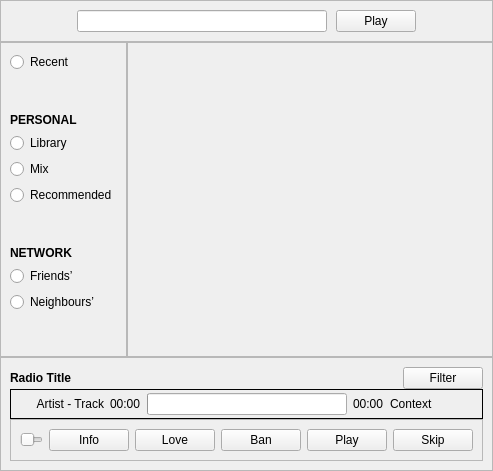
This is app/radio/WindowMain.ui in mutecypher/lastfm-desktop as Qt 5 draws it before an edit. The edited form follows.
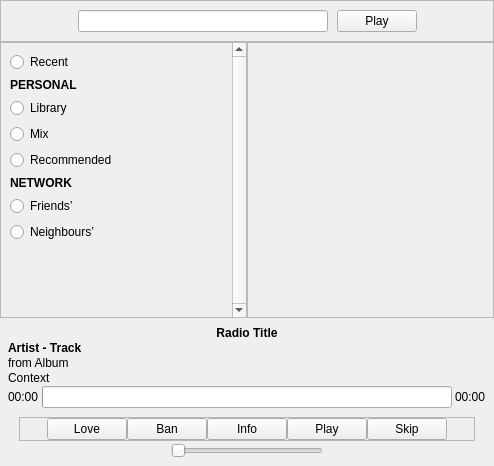
This is the edited form. Custom widgets are drawn as their Qt base class.

What changed in the file:
```diff
--- a/app/radio/WindowMain.ui
+++ b/app/radio/WindowMain.ui
@@ -6,8 +6,8 @@
    <rect>
     <x>0</x>
     <y>0</y>
-    <width>493</width>
-    <height>471</height>
+    <width>494</width>
+    <height>466</height>
    </rect>
   </property>
   <property name="windowTitle">
@@ -111,14 +111,23 @@
         <number>0</number>
        </property>
        <item>
-        <widget class="QFrame" name="types">
-         <property name="frameShape">
-          <enum>QFrame::StyledPanel</enum>
+        <widget class="QScrollArea" name="scrollArea">
+         <property name="verticalScrollBarPolicy">
+          <enum>Qt::ScrollBarAlwaysOn</enum>
          </property>
-         <property name="frameShadow">
-          <enum>QFrame::Plain</enum>
+         <property name="widgetResizable">
+          <bool>true</bool>
          </property>
-         <layout class="QVBoxLayout" name="verticalLayout_4">
+         <widget class="QWidget" name="scrollAreaWidgetContents">
+          <property name="geometry">
+           <rect>
+            <x>0</x>
+            <y>0</y>
+            <width>228</width>
+            <height>267</height>
+           </rect>
+          </property>
+          <layout class="QVBoxLayout" name="verticalLayout_11">
           <item>
            <widget class="QRadioButton" name="recent">
             <property name="text">
@@ -126,19 +135,6 @@
             </property>
            </widget>
           </item>
-          <item>
-           <spacer name="verticalSpacer_3">
-            <property name="orientation">
-             <enum>Qt::Vertical</enum>
-            </property>
-            <property name="sizeHint" stdset="0">
-             <size>
-              <width>20</width>
-              <height>40</height>
-             </size>
-            </property>
-           </spacer>
-          </item>
           <item>
            <widget class="QLabel" name="personal">
             <property name="font">
@@ -173,19 +169,6 @@
             </property>
            </widget>
           </item>
-          <item>
-           <spacer name="verticalSpacer_2">
-            <property name="orientation">
-             <enum>Qt::Vertical</enum>
-            </property>
-            <property name="sizeHint" stdset="0">
-             <size>
-              <width>20</width>
-              <height>40</height>
-             </size>
-            </property>
-           </spacer>
-          </item>
           <item>
            <widget class="QLabel" name="network">
             <property name="font">
@@ -228,6 +211,7 @@
           </item>
          </layout>
         </widget>
+        </widget>
        </item>
        <item>
         <widget class="QStackedWidget" name="stackedWidget">
@@ -241,22 +225,12 @@
           <number>0</number>
          </property>
          <widget class="QWidget" name="recentPage">
-          <layout class="QVBoxLayout" name="verticalLayout_6">
-           <item>
-            <layout class="QVBoxLayout" name="recentLayout"/>
-           </item>
-           <item>
-            <spacer name="verticalSpacer_4">
-             <property name="orientation">
-              <enum>Qt::Vertical</enum>
-             </property>
-             <property name="sizeHint" stdset="0">
-              <size>
-               <width>20</width>
-               <height>40</height>
-              </size>
-             </property>
-            </spacer>
+          <layout class="QVBoxLayout" name="verticalLayout_4">
+           <property name="margin">
+            <number>0</number>
+           </property>
+           <item>
+            <widget class="StationWidget" name="recentList" native="true"/>
            </item>
           </layout>
          </widget>
@@ -368,17 +342,30 @@
     <item>
      <widget class="QFrame" name="controlFrame">
       <property name="frameShape">
-       <enum>QFrame::StyledPanel</enum>
+       <enum>QFrame::NoFrame</enum>
       </property>
       <property name="frameShadow">
        <enum>QFrame::Plain</enum>
+      </property>
+      <layout class="QVBoxLayout" name="verticalLayout_12">
+       <property name="margin">
+        <number>5</number>
+       </property>
+       <item>
+        <widget class="QFrame" name="details">
+         <property name="frameShape">
+          <enum>QFrame::NoFrame</enum>
+         </property>
+         <property name="frameShadow">
+          <enum>QFrame::Raised</enum>
       </property>
       <layout class="QVBoxLayout" name="verticalLayout_3">
        <property name="spacing">
-        <number>0</number>
-       </property>
-       <item>
-        <layout class="QHBoxLayout" name="horizontalLayout_2">
+           <number>1</number>
+          </property>
+          <property name="margin">
+           <number>3</number>
+          </property>
          <item>
           <widget class="QLabel" name="radioTitle">
            <property name="font">
@@ -390,63 +377,77 @@
            <property name="text">
             <string>Radio Title</string>
            </property>
-          </widget>
-         </item>
-         <item>
-          <spacer name="horizontalSpacer_3">
-           <property name="orientation">
-            <enum>Qt::Horizontal</enum>
-           </property>
-           <property name="sizeHint" stdset="0">
-            <size>
-             <width>40</width>
-             <height>20</height>
-            </size>
-           </property>
-          </spacer>
-         </item>
-         <item>
-          <widget class="QPushButton" name="filter">
-           <property name="text">
-            <string>Filter</string>
-           </property>
-          </widget>
-         </item>
-        </layout>
-       </item>
+            <property name="alignment">
+             <set>Qt::AlignCenter</set>
+            </property>
+           </widget>
+          </item>
        <item>
-        <layout class="QHBoxLayout" name="horizontalLayout_4" stretch="0">
-         <item>
-          <widget class="QFrame" name="frame_4">
-           <property name="frameShape">
-            <enum>QFrame::Box</enum>
-           </property>
-           <property name="frameShadow">
-            <enum>QFrame::Plain</enum>
-           </property>
-           <layout class="QHBoxLayout" name="horizontalLayout_6" stretch="1,0,0,0,1">
-            <property name="leftMargin">
-             <number>6</number>
-            </property>
-            <property name="topMargin">
-             <number>3</number>
-            </property>
-            <property name="rightMargin">
-             <number>6</number>
-            </property>
-            <property name="bottomMargin">
-             <number>3</number>
-            </property>
-            <item>
-             <widget class="QLabel" name="details">
+           <widget class="QLabel" name="trackTitle">
+            <property name="sizePolicy">
+             <sizepolicy hsizetype="Preferred" vsizetype="Preferred">
+              <horstretch>0</horstretch>
+              <verstretch>0</verstretch>
+             </sizepolicy>
+            </property>
+            <property name="font">
+             <font>
+              <weight>75</weight>
+              <bold>true</bold>
+             </font>
+            </property>
               <property name="text">
                <string>Artist - Track</string>
               </property>
               <property name="alignment">
-               <set>Qt::AlignRight|Qt::AlignTrailing|Qt::AlignVCenter</set>
-              </property>
-             </widget>
-            </item>
+             <set>Qt::AlignLeading|Qt::AlignLeft|Qt::AlignVCenter</set>
+            </property>
+            <property name="margin">
+             <number>0</number>
+            </property>
+           </widget>
+          </item>
+          <item>
+           <widget class="QLabel" name="album">
+            <property name="text">
+             <string>from Album</string>
+            </property>
+            <property name="margin">
+             <number>0</number>
+            </property>
+           </widget>
+          </item>
+          <item>
+           <widget class="QLabel" name="context">
+            <property name="sizePolicy">
+             <sizepolicy hsizetype="Preferred" vsizetype="Preferred">
+              <horstretch>0</horstretch>
+              <verstretch>0</verstretch>
+             </sizepolicy>
+            </property>
+            <property name="text">
+             <string>Context</string>
+            </property>
+            <property name="alignment">
+             <set>Qt::AlignLeading|Qt::AlignLeft|Qt::AlignVCenter</set>
+            </property>
+           </widget>
+          </item>
+          <item>
+           <widget class="QFrame" name="frame_4">
+            <property name="frameShape">
+             <enum>QFrame::NoFrame</enum>
+            </property>
+            <property name="frameShadow">
+             <enum>QFrame::Plain</enum>
+            </property>
+            <layout class="QHBoxLayout" name="horizontalLayout_6" stretch="0,0,0">
+             <property name="spacing">
+              <number>3</number>
+             </property>
+             <property name="margin">
+              <number>0</number>
+             </property>
             <item>
              <widget class="QLabel" name="time">
               <property name="text">
@@ -486,52 +487,17 @@
               </property>
              </widget>
             </item>
-            <item>
-             <widget class="QLabel" name="context">
-              <property name="text">
-               <string>Context</string>
-              </property>
-              <property name="alignment">
-               <set>Qt::AlignLeading|Qt::AlignLeft|Qt::AlignVCenter</set>
-              </property>
+            </layout>
              </widget>
             </item>
            </layout>
           </widget>
          </item>
-        </layout>
-       </item>
        <item>
-        <layout class="QHBoxLayout" name="horizontalLayout_3" stretch="0">
-         <item>
-          <widget class="QFrame" name="playbackControls">
-           <property name="frameShape">
-            <enum>QFrame::StyledPanel</enum>
-           </property>
-           <property name="frameShadow">
-            <enum>QFrame::Raised</enum>
-           </property>
-           <layout class="QHBoxLayout" name="horizontalLayout_7">
-            <item>
-             <spacer name="horizontalSpacer_5">
-              <property name="orientation">
-               <enum>Qt::Horizontal</enum>
-              </property>
-              <property name="sizeHint" stdset="0">
-               <size>
-                <width>40</width>
-                <height>20</height>
-               </size>
-              </property>
-             </spacer>
-            </item>
-            <item>
-             <widget class="Phonon::VolumeSlider" name="volumeSlider">
-              <property name="orientation">
-               <enum>Qt::Horizontal</enum>
-              </property>
-             </widget>
-            </item>
+        <layout class="QHBoxLayout" name="horizontalLayout_4">
+         <property name="margin">
+          <number>0</number>
+         </property>
             <item>
              <spacer name="horizontalSpacer_4">
               <property name="orientation">
@@ -546,11 +512,45 @@
              </spacer>
             </item>
             <item>
-             <widget class="QPushButton" name="info">
-              <property name="text">
-               <string>Info</string>
-              </property>
-             </widget>
+          <layout class="QVBoxLayout" name="verticalLayout_6">
+           <property name="spacing">
+            <number>0</number>
+           </property>
+           <property name="leftMargin">
+            <number>0</number>
+           </property>
+           <property name="rightMargin">
+            <number>0</number>
+           </property>
+           <item>
+            <layout class="QHBoxLayout" name="horizontalLayout_3">
+             <item>
+              <widget class="QFrame" name="playbackControls">
+               <property name="frameShape">
+                <enum>QFrame::StyledPanel</enum>
+               </property>
+               <property name="frameShadow">
+                <enum>QFrame::Raised</enum>
+               </property>
+               <layout class="QHBoxLayout" name="horizontalLayout_2">
+                <property name="spacing">
+                 <number>0</number>
+                </property>
+                <property name="margin">
+                 <number>0</number>
+                </property>
+                <item>
+                 <spacer name="horizontalSpacer_3">
+                  <property name="orientation">
+                   <enum>Qt::Horizontal</enum>
+                  </property>
+                  <property name="sizeHint" stdset="0">
+                   <size>
+                    <width>40</width>
+                    <height>20</height>
+                   </size>
+                  </property>
+                 </spacer>
             </item>
             <item>
              <widget class="QPushButton" name="love">
@@ -569,6 +569,13 @@
               </property>
              </widget>
             </item>
+                <item>
+                 <widget class="QPushButton" name="info">
+                  <property name="text">
+                   <string>Info</string>
+                  </property>
+                 </widget>
+                </item>
             <item>
              <widget class="QPushButton" name="play">
               <property name="text">
@@ -590,6 +597,29 @@
              </widget>
             </item>
             <item>
+                 <spacer name="horizontalSpacer_8">
+                  <property name="orientation">
+                   <enum>Qt::Horizontal</enum>
+                  </property>
+                  <property name="sizeHint" stdset="0">
+                   <size>
+                    <width>40</width>
+                    <height>20</height>
+                   </size>
+                  </property>
+                 </spacer>
+                </item>
+               </layout>
+              </widget>
+             </item>
+            </layout>
+           </item>
+           <item>
+            <layout class="QHBoxLayout" name="horizontalLayout_7">
+             <property name="spacing">
+              <number>0</number>
+             </property>
+             <item>
              <spacer name="horizontalSpacer_6">
               <property name="orientation">
                <enum>Qt::Horizontal</enum>
@@ -602,8 +632,42 @@
               </property>
              </spacer>
             </item>
-           </layout>
-          </widget>
+             <item>
+              <widget class="Phonon::VolumeSlider" name="volumeSlider">
+               <property name="orientation">
+                <enum>Qt::Horizontal</enum>
+               </property>
+              </widget>
+             </item>
+             <item>
+              <spacer name="horizontalSpacer_7">
+               <property name="orientation">
+                <enum>Qt::Horizontal</enum>
+               </property>
+               <property name="sizeHint" stdset="0">
+                <size>
+                 <width>40</width>
+                 <height>20</height>
+                </size>
+               </property>
+              </spacer>
+             </item>
+            </layout>
+           </item>
+          </layout>
+         </item>
+         <item>
+          <spacer name="horizontalSpacer_5">
+           <property name="orientation">
+            <enum>Qt::Horizontal</enum>
+           </property>
+           <property name="sizeHint" stdset="0">
+            <size>
+             <width>40</width>
+             <height>20</height>
+            </size>
+           </property>
+          </spacer>
          </item>
         </layout>
        </item>
@@ -624,6 +688,12 @@
    <extends>QLineEdit</extends>
    <header>lib/unicorn/widgets/HelpTextLineEdit.h</header>
   </customwidget>
+  <customwidget>
+   <class>StationWidget</class>
+   <extends>QWidget</extends>
+   <header>widgets/StationWidget.h</header>
+   <container>1</container>
+  </customwidget>
  </customwidgets>
  <resources/>
  <connections/>
```
Left out of the diff: 2 changed lines with no effect on the pictures. Lines whose indentation alone changed are shown as unchanged.
